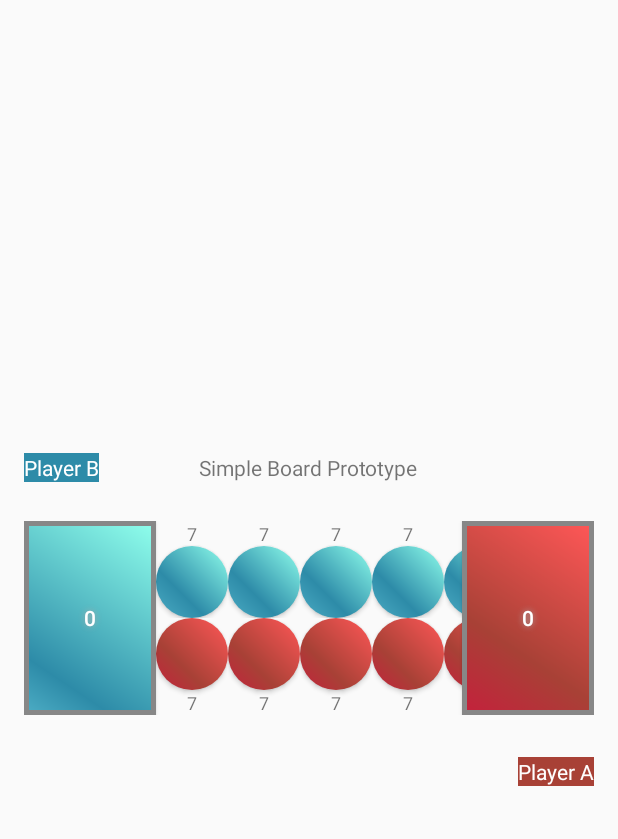
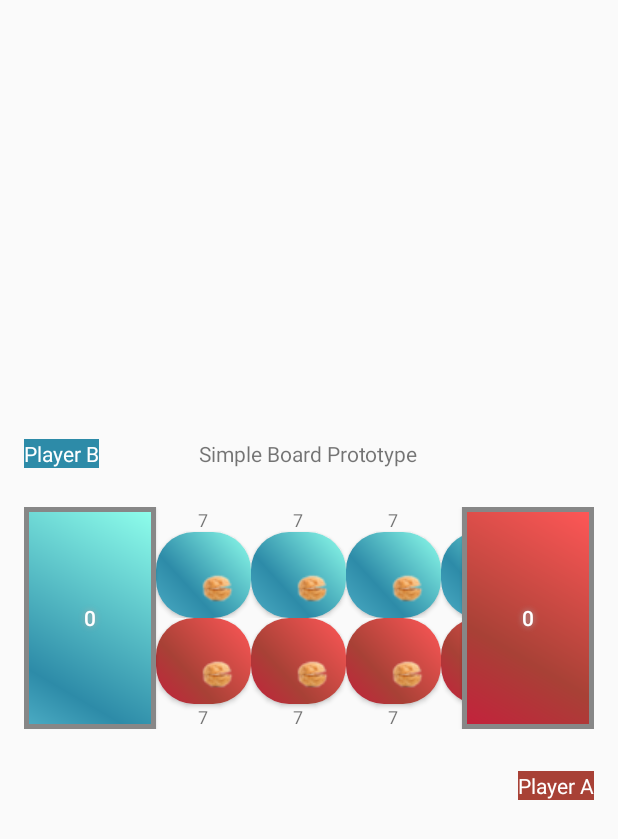
Before and after one commit to kylehodgetts/Sungka, an Android app: the BoardActivity screen opened directly, with no data from a screen before it, on a phone screen of 412 x 824 dp. Shown: the top 839 px of the screen. Run offline under Robolectric (Android 15) with nearby library versions, the phone set to English and light mode, and no system bars.

Commit message:
Changed Buttons to ImageButtons and added image of one shell to be added to the tray

```diff
--- a/app/src/main/java/com/kylehodgetts/sunka/controller/GameManager.java
+++ b/app/src/main/java/com/kylehodgetts/sunka/controller/GameManager.java
@@ -2,7 +2,9 @@ package com.kylehodgetts.sunka.controller;
 
 import android.app.Activity;
 import android.graphics.Color;
+import android.media.Image;
 import android.widget.Button;
+import android.widget.ImageButton;
 import android.widget.LinearLayout;
 import android.widget.TextView;
 
@@ -84,7 +86,10 @@ public class GameManager extends EventHandler<GameState> {
                         LinearLayout linearLayout = (LinearLayout) activity.findViewById(Integer.parseInt(row + "" + column));
                         TextView textView = (TextView) linearLayout.findViewById(R.id.tv);
                         textView.setText(Integer.toString(currentBoard.getTray(row, column)));
-                        Button button = (Button) linearLayout.findViewById(R.id.button);
+                        ImageButton button = (ImageButton) linearLayout.findViewById(R.id.button);
+                        if(currentBoard.getTray(row, column) > 0) {
+                            button.setImageResource(R.drawable.s1);
+                        }
                         if (
                                 !state.getBoard().isEmptyTray(row, column)
                                         && (
@@ -124,6 +129,8 @@ public class GameManager extends EventHandler<GameState> {
 
 
     }
+
+
 
     /**
      * Convenience class to wrap the current state and bus together
--- a/app/src/main/res/layout/buttonlayouta.xml
+++ b/app/src/main/res/layout/buttonlayouta.xml
@@ -12,7 +12,7 @@
         android:textSize="12sp"
         android:textAlignment="center"/>
 
-    <Button
+    <ImageButton
         style="?android:attr/buttonStyleSmall"
         android:layout_width="match_parent"
         android:layout_height="0dp"
@@ -23,6 +23,7 @@
         android:shadowRadius="5"
         android:background="@drawable/buttona"
         android:id="@+id/button"
-        android:layout_weight="1" />
+        android:layout_weight="1"
+        android:scaleType="fitCenter"/>
 
 </LinearLayout>
--- a/app/src/main/res/layout/buttonlayoutb.xml
+++ b/app/src/main/res/layout/buttonlayoutb.xml
@@ -4,7 +4,7 @@
     android:layout_height="match_parent"
     android:orientation="vertical" >
 
-    <Button
+    <ImageButton
         style="?android:attr/buttonStyleSmall"
         android:layout_width="match_parent"
         android:layout_height="0dp"
@@ -16,6 +16,7 @@
         android:id="@+id/button"
         android:background="@drawable/buttonb"
         android:layout_weight="1"
+        android:scaleType="fitCenter"
         />
 
     <TextView
```
Also changed, not shown: app/src/main/res/drawable/s1.png (added).
